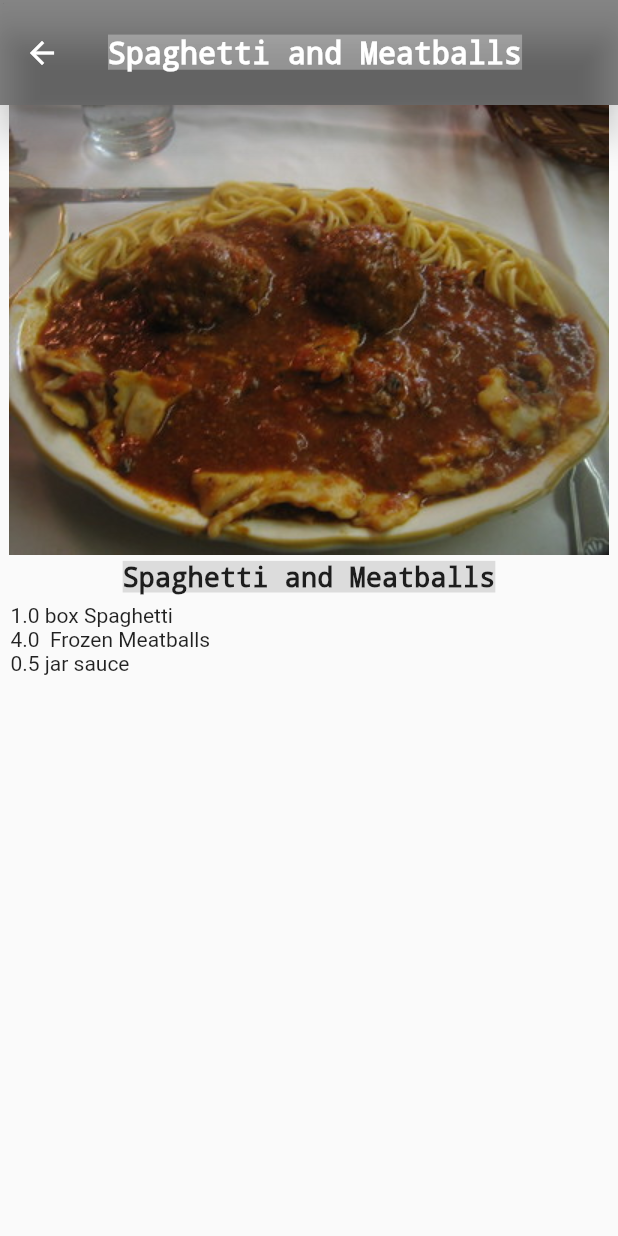
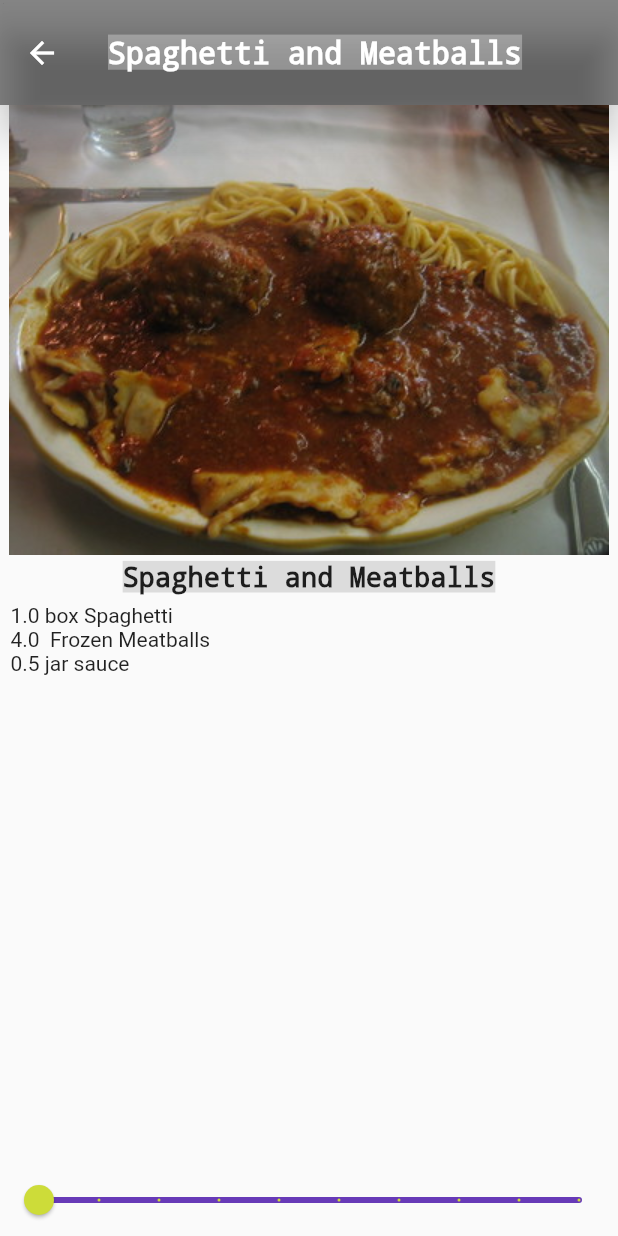
Before and after one commit to apumaparna/recipes, a Flutter app: the screen it shows after launch, after a tap on "Spaghetti and Meatballs", on a phone screen of 412 x 824 dp. Run offline on Flutter 3.47's test engine with Material 2 defaults, Android fonts, the phone set to English and light mode, and no system bars.

```diff
--- a/lib/recipe_detail.dart
+++ b/lib/recipe_detail.dart
@@ -16,7 +16,7 @@ class RecipeDetail extends StatefulWidget {
 }
 
 class _RecipeDetailState extends State<RecipeDetail> {
-  // TODO: Add _sliderVal here
+  int _sliderVal = 1;
 
   @override
   Widget build(BuildContext context) {
@@ -68,7 +68,21 @@ class _RecipeDetailState extends State<RecipeDetail> {
             ),
           ),
 
-          // TODO: Add Slider() here
+          // This is the slider data type
+          Slider(
+            min: 1,
+            max: 10,
+            divisions: 9,
+            label: '${_sliderVal * widget.recipe.servings} servings',
+            value: _sliderVal.toDouble(),
+            onChanged: (newValue) {
+              setState(() {
+                _sliderVal = newValue.round();
+              });
+            },
+            activeColor: Colors.lime,
+            inactiveColor: Colors.deepPurple,
+          ),
         ],
       )),
     );
```
